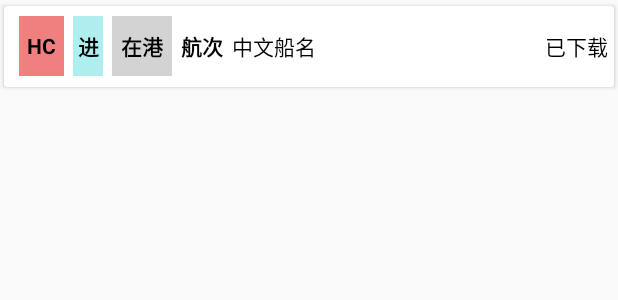
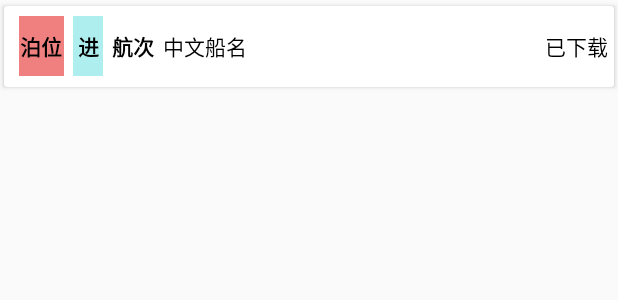
Before and after one commit to intelligenttally/IntelligentTally, an Android app: the layout voyage_list_item.xml on its own in the app's theme, with its tools: preview values and no code run, on a phone screen of 412 x 824 dp. Shown: the top 300 px of the screen. Run offline under Robolectric (Android 15) with nearby library versions, the phone set to English and light mode, and no system bars.

Commit message:
航次选择Activity；

```diff
--- a/app/src/main/java/com/port/shenh/intelligenttally/activity/VoyageSelectActivity.java
+++ b/app/src/main/java/com/port/shenh/intelligenttally/activity/VoyageSelectActivity.java
@@ -38,7 +38,7 @@ public class VoyageSelectActivity extends AppCompatActivity {
     /**
      * 日志标签前缀
      */
-    private static final String LOG_TAG = "VoyageDownloadActivity.";
+    private static final String LOG_TAG = "VoyageSelectActivity.";
 
     /**
      * 一次性加载的数据行数
@@ -120,7 +120,7 @@ public class VoyageSelectActivity extends AppCompatActivity {
      */
     private void initView() {
         // 初始化Toolbar
-        ToolbarInitialize.initToolbar(this, R.string.voyage_download, true, true);
+        ToolbarInitialize.initToolbar(this, R.string.vayage, true, true);
         // 初始化列表
         initListView();
     }
--- a/app/src/main/java/com/port/shenh/intelligenttally/work/PullVoyageList.java
+++ b/app/src/main/java/com/port/shenh/intelligenttally/work/PullVoyageList.java
@@ -60,7 +60,7 @@ public class PullVoyageList extends SimpleWorkModel<String, List<Voyage>> {
                 Voyage voyage = new Voyage();
 
                 voyage.setV_Id(jsonRow.getString(0));
-                voyage.setCodeStatue(jsonRow.getString(1));
+                voyage.setBerthno(jsonRow.getString(1));
                 voyage.setVoyage(jsonRow.getString(2));
                 voyage.setChi_Vessel(jsonRow.getString(3));
                 voyage.setCodeInOut(jsonRow.getString(4));
--- a/app/src/main/res/layout/voyage_list_item.xml
+++ b/app/src/main/res/layout/voyage_list_item.xml
@@ -23,14 +23,14 @@
             android:paddingRight="@dimen/default_padding_small">
 
             <TextView
-                android:id="@+id/voyage_list_item_voyage_spell_textView"
+                android:id="@+id/voyage_list_item_berthno_textView"
                 android:layout_width="wrap_content"
                 android:layout_height="wrap_content"
                 android:width="30dp"
                 android:height="40dp"
                 android:layout_marginLeft="6dp"
                 android:gravity="center"
-                android:text="HC"
+                android:text="泊位"
                 android:background="@color/lightcoral"
                 android:textStyle="bold"
                 android:textColor="@android:color/black"/>
@@ -46,20 +46,6 @@
                 android:text="进"
                 android:textAlignment="center"
                 android:background="@color/paleturquoise"
-                android:textStyle="bold"
-                android:textColor="@android:color/black"/>
-
-            <TextView
-                android:id="@+id/voyage_list_item_voyage_statue_textView"
-                android:layout_width="wrap_content"
-                android:layout_height="wrap_content"
-                android:width="40dp"
-                android:height="40dp"
-                android:layout_marginLeft="6dp"
-                android:gravity="center_vertical"
-                android:text="在港"
-                android:textAlignment="center"
-                android:background="@color/lightgray"
                 android:textStyle="bold"
                 android:textColor="@android:color/black"/>
 
--- a/app/src/main/res/values/strings.xml
+++ b/app/src/main/res/values/strings.xml
@@ -1,9 +1,13 @@
 <resources>
     <string name="app_name">智能理货</string>
     <string name="voyage_download">航次下载</string>
+    <string name="vayage">航次</string>
 
 
 
     <string name="clear_cache">清除缓存</string>
     <string name="download">下载</string>
+    <string name="bay">贝位图</string>
+    <string name="last_bay">上一贝</string>
+    <string name="next_bay">下一贝</string>
 </resources>
```
Also changed, not shown: app/src/main/java/com/port/shenh/intelligenttally/activity/BayActivity.java (+72 -0 lines), app/src/main/java/com/port/shenh/intelligenttally/adapter/VoyageRecyclerViewAdapter.java (+1 -11 lines), app/src/main/java/com/port/shenh/intelligenttally/bean/Voyage.java (+9 -9 lines), app/src/main/java/com/port/shenh/intelligenttally/holder/VoyageItemViewHolder.java (+4 -4 lines).
